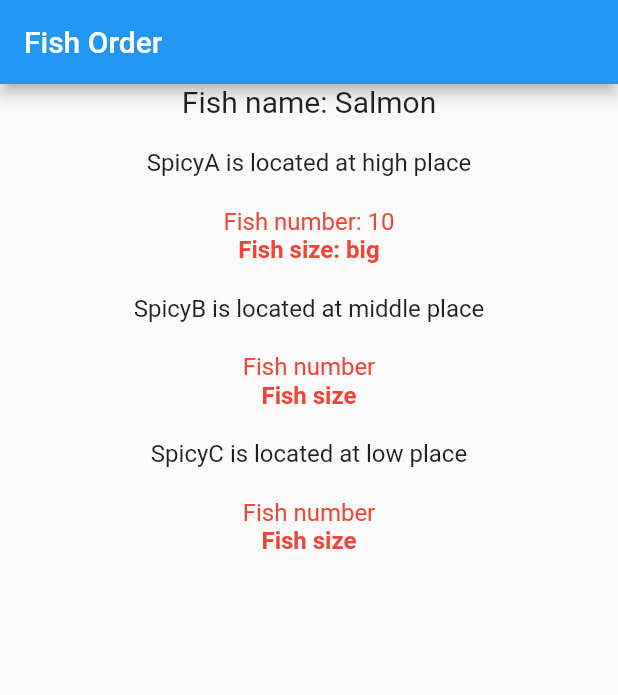
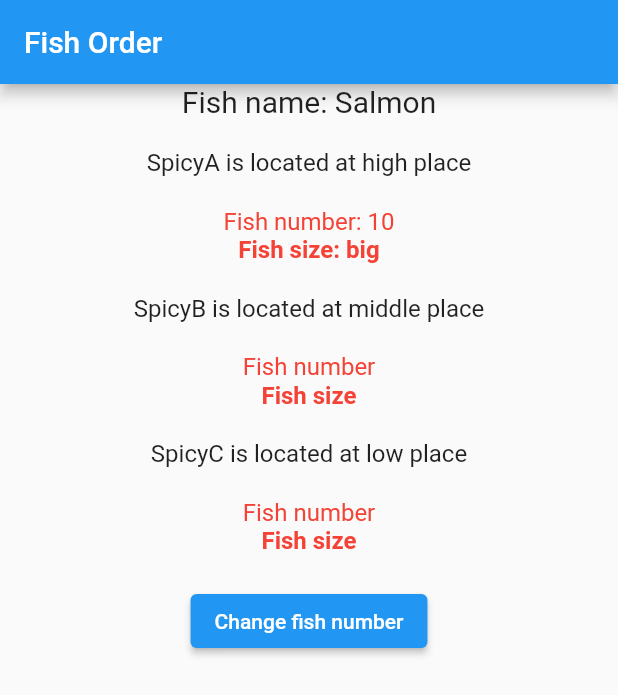
Before and after one commit to NalaJang/flutter_study, a Flutter app: the screen it shows after launch, on a phone screen of 412 x 824 dp. Shown: the top 695 px of the screen. Run offline on Flutter 3.47's test engine with Material 2 defaults, Android fonts, the phone set to English and light mode, and no system bars; our stand-ins replace cloud_firestore, firebase_auth, firebase_core, firebase_storage, flutter_chat_bubble, flutter_spinkit and 6 more; accounts and stored records are empty.

Commit message:
Fix:ChangeNotifierProvider 를 가져오고 값을 변경하기 위한 버튼 추가

```diff
--- a/provider_ex/lib/main.dart
+++ b/provider_ex/lib/main.dart
@@ -11,7 +11,7 @@ class MyApp extends StatelessWidget {
 
   @override
   Widget build(BuildContext context) {
-    return Provider(
+    return ChangeNotifierProvider(
       // create 메서드를 통해 FishModel class 를 리턴해주면
       // child 에 있는 MaterialApp 아래 모든 위젯에서
       // FishModel 인스턴스에 접근이 가능하다.
@@ -189,6 +189,13 @@ class SpicyC extends StatelessWidget {
         ),
 
         SizedBox(height: 20,),
+
+        ElevatedButton(
+          onPressed: (){
+            Provider.of<FishModel>(context).changeFishNumber();
+          },
+          child: Text('Change fish number')
+        )
       ],
     );
   }
```
